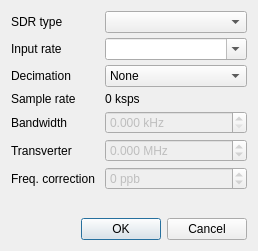
This is gui/device_config_dialog.ui in csete/softrig as Qt 5 draws it before an edit. The edited form follows.
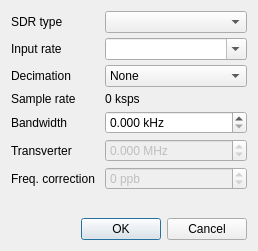
This is the edited form.

Commit message: Add bandwidth support to the UI

The edit to the form file:
```diff
--- a/gui/device_config_dialog.ui
+++ b/gui/device_config_dialog.ui
@@ -120,7 +120,7 @@
      <item row="4" column="1">
       <widget class="QDoubleSpinBox" name="bwSpinBox">
        <property name="enabled">
-        <bool>false</bool>
+        <bool>true</bool>
        </property>
        <property name="toolTip">
         <string>Analog bandwidth (0 means default)</string>
```
The commit also changes 3 other files.
